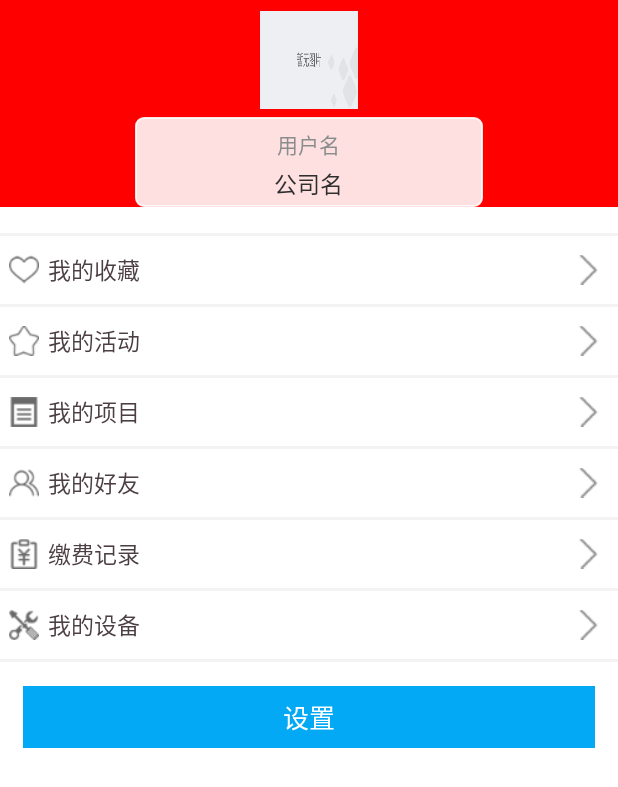
After one commit to 546379495/ZHY, an Android app: the layout wode_pager.xml on its own in the app's theme, with its tools: preview values and no code run, on a phone screen of 412 x 824 dp. The commit adds this screen. Shown: the top 787 px of the screen. Run offline under Robolectric (Android 15) with nearby library versions, the phone set to English and light mode, and no system bars.

Commit message:
“我的”页面布局

```diff
--- a/zhy/app/build.gradle
+++ b/zhy/app/build.gradle
@@ -27,5 +27,4 @@ dependencies {
     compile 'com.android.support:design:23.1.1'
     compile files('libs/gson-2.3.1.jar')
     compile 'com.android.support:recyclerview-v7:23.4.0'
-    compile project(':xAlertDialogLibrary')
 }
--- a/zhy/app/src/main/java/com/chengguo/zhy/base/impl/WoDePager.java
+++ b/zhy/app/src/main/java/com/chengguo/zhy/base/impl/WoDePager.java
@@ -2,10 +2,8 @@ package com.chengguo.zhy.base.impl;
 
 
 import android.app.Activity;
-import android.graphics.Color;
-import android.view.Gravity;
-import android.widget.TextView;
-
+import android.view.View;
+import com.chengguo.zhy.R;
 import com.chengguo.zhy.base.BasePager;
 
 /**
@@ -23,12 +21,10 @@ public class WoDePager extends BasePager {
 	public void initData() {
 
 		tvTitle.setText("我的");
-		TextView text=new TextView(mActivity);
-		text.setText("我的");
-		text.setTextSize(25);
-		text.setTextColor(Color.RED);
-		text.setGravity(Gravity.CENTER);
-		flContent.addView(text);
+		View view=View.inflate(mActivity, R.layout.wode_pager,null);
+
+
+		flContent.addView(view);
 
 	}
 
--- a/zhy/app/src/main/java/com/chengguo/zhy/utils/MyDialogTool.java
+++ b/zhy/app/src/main/java/com/chengguo/zhy/utils/MyDialogTool.java
@@ -4,10 +4,6 @@ import android.content.Context;
 import android.content.DialogInterface;
 import android.support.v7.app.AlertDialog;
 
-
-import com.chengguo.zhy.R;
-
-import cn.pedant.SweetAlert.SweetAlertDialog;
 
 /**
  * Created by Administrator on 2016/9/1.
@@ -20,19 +16,19 @@ public class MyDialogTool {
      * @param hint    提示内容
      * @return        对话框对象
      */
-      public static SweetAlertDialog DengDai(Context context, String hint){
-          SweetAlertDialog pDialog=null;
-          pDialog = new SweetAlertDialog(context, SweetAlertDialog.PROGRESS_TYPE);
-          pDialog.getProgressHelper().setBarColor(context.getResources().getColor(R.color.alertDialog_Progress_Color));
-          pDialog.getProgressHelper().setBarWidth(5);
-          pDialog.getProgressHelper().setCircleRadius(80);
-          pDialog.getProgressHelper().setRimColor(context.getResources().getColor(R.color.alertDialog_Progress_hintColor));
-          pDialog.getProgressHelper().setRimWidth(5);
-          pDialog.setTitleText(hint);
-          pDialog.setCancelable(true);
-
-          return pDialog;
-      }
+//      public static SweetAlertDialog DengDai(Context context, String hint){
+//          SweetAlertDialog pDialog=null;
+//          pDialog = new SweetAlertDialog(context, SweetAlertDialog.PROGRESS_TYPE);
+//          pDialog.getProgressHelper().setBarColor(context.getResources().getColor(R.color.alertDialog_Progress_Color));
+//          pDialog.getProgressHelper().setBarWidth(5);
+//          pDialog.getProgressHelper().setCircleRadius(80);
+//          pDialog.getProgressHelper().setRimColor(context.getResources().getColor(R.color.alertDialog_Progress_hintColor));
+//          pDialog.getProgressHelper().setRimWidth(5);
+//          pDialog.setTitleText(hint);
+//          pDialog.setCancelable(true);
+//
+//          return pDialog;
+//      }
 
 
     public static AlertDialog.Builder TiShi(Context context, String title, String hint, DialogInterface.OnClickListener onClickListener){
--- /dev/null
+++ b/zhy/app/src/main/res/drawable/baocun_text_item.xml
@@ -0,0 +1,13 @@
+<?xml version="1.0" encoding="utf-8"?>
+<shape xmlns:android="http://schemas.android.com/apk/res/android">
+
+
+         <!-- 设置圆角矩形 -->
+       <corners android:radius="5dp" />
+
+        <stroke
+             android:width="1dp"
+             android:color="#e0ffffff" />
+
+        <solid android:color="#e0ffffff" />
+</shape>
--- a/zhy/app/src/main/res/layout/base_pager.xml
+++ b/zhy/app/src/main/res/layout/base_pager.xml
@@ -8,7 +8,7 @@
     <RelativeLayout
         android:layout_width="match_parent"
         android:layout_height="wrap_content"
-        android:background="#2499f9"
+        android:background="@color/lan"
         >
 
         <TextView
--- /dev/null
+++ b/zhy/app/src/main/res/layout/wode_pager.xml
@@ -0,0 +1,333 @@
+<?xml version="1.0" encoding="utf-8"?>
+<LinearLayout xmlns:android="http://schemas.android.com/apk/res/android"
+              android:orientation="vertical"
+              android:layout_width="match_parent"
+              android:layout_height="match_parent"
+              android:background="#fff"
+    >
+
+    <ScrollView
+        android:layout_width="match_parent"
+        android:layout_height="match_parent">
+        <LinearLayout
+            android:layout_width="match_parent"
+            android:layout_height="wrap_content"
+            android:orientation="vertical"
+            >
+
+
+
+    <LinearLayout
+        android:layout_width="match_parent"
+        android:layout_height="138dp"
+        android:background="#f00"
+        android:orientation="vertical"
+        android:gravity="center_horizontal"
+        >
+        <ImageView
+            android:layout_width="65dp"
+            android:layout_height="65dp"
+            android:src="@mipmap/morenimg"
+            android:scaleType="fitXY"
+           android:layout_marginTop="7dp"
+            />
+        <LinearLayout
+            android:layout_width="match_parent"
+            android:layout_height="wrap_content"
+            android:orientation="vertical"
+            android:gravity="center_horizontal"
+            android:background="@drawable/baocun_text_item"
+            android:layout_marginLeft="90dp"
+            android:layout_marginRight="90dp"
+            android:layout_marginTop="5dp"
+            >
+            <TextView
+                android:layout_width="wrap_content"
+                android:layout_height="wrap_content"
+                android:text="用户名"
+                android:layout_marginTop="7dp"
+                android:textColor="#8a8d8d"
+                android:textSize="14sp"
+                />
+
+            <TextView
+                android:layout_width="wrap_content"
+                android:layout_height="wrap_content"
+                android:text="公司名"
+                android:layout_marginTop="4dp"
+                android:layout_marginBottom="5dp"
+                android:textColor="#2f2e2f"
+                android:textSize="15sp"
+                />
+
+        </LinearLayout>
+
+    </LinearLayout>
+
+
+    <TextView
+        android:layout_width="match_parent"
+        android:layout_height="2dp"
+        android:background="#f3f3f3"
+        android:layout_marginTop="17dp"
+        />
+
+    <LinearLayout
+        android:layout_width="match_parent"
+        android:layout_height="45dp"
+        android:orientation="horizontal"
+        android:gravity="center_vertical"
+        >
+        <ImageView
+            android:layout_width="20dp"
+            android:layout_height="20dp"
+            android:src="@mipmap/wode1"
+            android:scaleType="fitXY"
+            android:layout_marginLeft="6dp"
+            />
+        <TextView
+            android:layout_width="wrap_content"
+            android:layout_height="wrap_content"
+            android:text="我的收藏"
+            android:textSize="15sp"
+            android:layout_marginLeft="6dp"
+            android:textColor="#4c3f43"
+            />
+        <TextView
+            android:layout_weight="1"
+            android:layout_width="wrap_content"
+            android:layout_height="wrap_content"/>
+        <ImageView
+            android:layout_width="20dp"
+            android:layout_height="30dp"
+            android:src="@mipmap/jiantouyou"
+            android:layout_marginRight="10dp"
+            />
+
+    </LinearLayout>
+    <TextView
+        android:layout_width="match_parent"
+        android:layout_height="2dp"
+        android:background="#f3f3f3"
+        />
+
+    <LinearLayout
+        android:layout_width="match_parent"
+        android:layout_height="45dp"
+        android:orientation="horizontal"
+        android:gravity="center_vertical"
+        >
+        <ImageView
+            android:layout_width="20dp"
+            android:layout_height="20dp"
+            android:src="@mipmap/wode2"
+            android:scaleType="fitXY"
+            android:layout_marginLeft="6dp"
+            />
+        <TextView
+            android:layout_width="wrap_content"
+            android:layout_height="wrap_content"
+            android:text="我的活动"
+            android:textSize="15sp"
+            android:layout_marginLeft="6dp"
+            android:textColor="#4c3f43"
+            />
+        <TextView
+            android:layout_weight="1"
+            android:layout_width="wrap_content"
+            android:layout_height="wrap_content"/>
+        <ImageView
+            android:layout_width="20dp"
+            android:layout_height="30dp"
+            android:src="@mipmap/jiantouyou"
+            android:layout_marginRight="10dp"
+            />
+
+    </LinearLayout>
+    <TextView
+        android:layout_width="match_parent"
+        android:layout_height="2dp"
+        android:background="#f3f3f3"
+        />
+
+    <LinearLayout
+        android:layout_width="match_parent"
+        android:layout_height="45dp"
+        android:orientation="horizontal"
+        android:gravity="center_vertical"
+        >
+        <ImageView
+            android:layout_width="20dp"
+            android:layout_height="20dp"
+            android:src="@mipmap/wode3"
+            android:scaleType="fitXY"
+            android:layout_marginLeft="6dp"
+            />
+        <TextView
+            android:layout_width="wrap_content"
+            android:layout_height="wrap_content"
+            android:text="我的项目"
+            android:textSize="15sp"
+            android:layout_marginLeft="6dp"
+            android:textColor="#4c3f43"
+            />
+        <TextView
+            android:layout_weight="1"
+            android:layout_width="wrap_content"
+            android:layout_height="wrap_content"/>
+        <ImageView
+            android:layout_width="20dp"
+            android:layout_height="30dp"
+            android:src="@mipmap/jiantouyou"
+            android:layout_marginRight="10dp"
+            />
+
+    </LinearLayout>
+    <TextView
+        android:layout_width="match_parent"
+        android:layout_height="2dp"
+        android:background="#f3f3f3"
+        />
+
+    <LinearLayout
+        android:layout_width="match_parent"
+        android:layout_height="45dp"
+        android:orientation="horizontal"
+        android:gravity="center_vertical"
+        >
+        <ImageView
+            android:layout_width="20dp"
+            android:layout_height="20dp"
+            android:src="@mipmap/wode4"
+            android:scaleType="fitXY"
+            android:layout_marginLeft="6dp"
+            />
+        <TextView
+            android:layout_width="wrap_content"
+            android:layout_height="wrap_content"
+            android:text="我的好友"
+            android:textSize="15sp"
+            android:layout_marginLeft="6dp"
+            android:textColor="#4c3f43"
+            />
+        <TextView
+            android:layout_weight="1"
+            android:layout_width="wrap_content"
+            android:layout_height="wrap_content"/>
+        <ImageView
+            android:layout_width="20dp"
+            android:layout_height="30dp"
+            android:src="@mipmap/jiantouyou"
+            android:layout_marginRight="10dp"
+            />
+
+    </LinearLayout>
+    <TextView
+        android:layout_width="match_parent"
+        android:layout_height="2dp"
+        android:background="#f3f3f3"
+        />
+
+    <LinearLayout
+        android:layout_width="match_parent"
+        android:layout_height="45dp"
+        android:orientation="horizontal"
+        android:gravity="center_vertical"
+        >
+        <ImageView
+            android:layout_width="20dp"
+            android:layout_height="20dp"
+            android:src="@mipmap/wode5"
+            android:scaleType="fitXY"
+            android:layout_marginLeft="6dp"
+            />
+        <TextView
+            android:layout_width="wrap_content"
+            android:layout_height="wrap_content"
+            android:text="缴费记录"
+            android:textSize="15sp"
+            android:layout_marginLeft="6dp"
+            android:textColor="#4c3f43"
+            />
+        <TextView
+            android:layout_weight="1"
+            android:layout_width="wrap_content"
+            android:layout_height="wrap_content"/>
+        <ImageView
+            android:layout_width="20dp"
+            android:layout_height="30dp"
+            android:src="@mipmap/jiantouyou"
+            android:layout_marginRight="10dp"
+            />
+
+    </LinearLayout>
+    <TextView
+        android:layout_width="match_parent"
+        android:layout_height="2dp"
+        android:background="#f3f3f3"
+        />
+
+    <LinearLayout
+        android:layout_width="match_parent"
+        android:layout_height="45dp"
+        android:orientation="horizontal"
+        android:gravity="center_vertical"
+        >
+        <ImageView
+            android:layout_width="20dp"
+            android:layout_height="20dp"
+            android:src="@mipmap/wode6"
+            android:scaleType="fitXY"
+            android:layout_marginLeft="6dp"
+            />
+        <TextView
+            android:layout_width="wrap_content"
+            android:layout_height="wrap_content"
+            android:text="我的设备"
+            android:textSize="15sp"
+            android:layout_marginLeft="6dp"
+            android:textColor="#4c3f43"
+            />
+        <TextView
+            android:layout_weight="1"
+            android:layout_width="wrap_content"
+            android:layout_height="wrap_content"/>
+        <ImageView
+            android:layout_width="20dp"
+            android:layout_height="30dp"
+            android:src="@mipmap/jiantouyou"
+            android:layout_marginRight="10dp"
+            />
+
+    </LinearLayout>
+    <TextView
+        android:layout_width="match_parent"
+        android:layout_height="2dp"
+        android:background="#f3f3f3"
+        />
+
+
+            <TextView
+                android:layout_width="match_parent"
+                android:layout_height="wrap_content"
+                android:text="设置"
+                android:textSize="17sp"
+                android:textColor="#fff"
+                android:background="@color/lan"
+                android:gravity="center"
+                android:paddingTop="7dp"
+                android:paddingBottom="7dp"
+                android:layout_marginLeft="15dp"
+                android:layout_marginRight="15dp"
+                android:layout_marginTop="16dp"
+
+                />
+
+
+
+        </LinearLayout>
+
+    </ScrollView>
+
+
+</LinearLayout>
```
Also changed, not shown: zhy/app/src/main/res/mipmap-xhdpi/jiantouyou.png (added), zhy/app/src/main/res/mipmap-xhdpi/morenimg.png (added), zhy/app/src/main/res/mipmap-xhdpi/wode1.png (added), zhy/app/src/main/res/mipmap-xhdpi/wode2.png (added), zhy/app/src/main/res/mipmap-xhdpi/wode3.png (added), zhy/app/src/main/res/mipmap-xhdpi/wode4.png (added), zhy/app/src/main/res/mipmap-xhdpi/wode5.png (added), zhy/app/src/main/res/mipmap-xhdpi/wode6.png (added), 12 other files.
